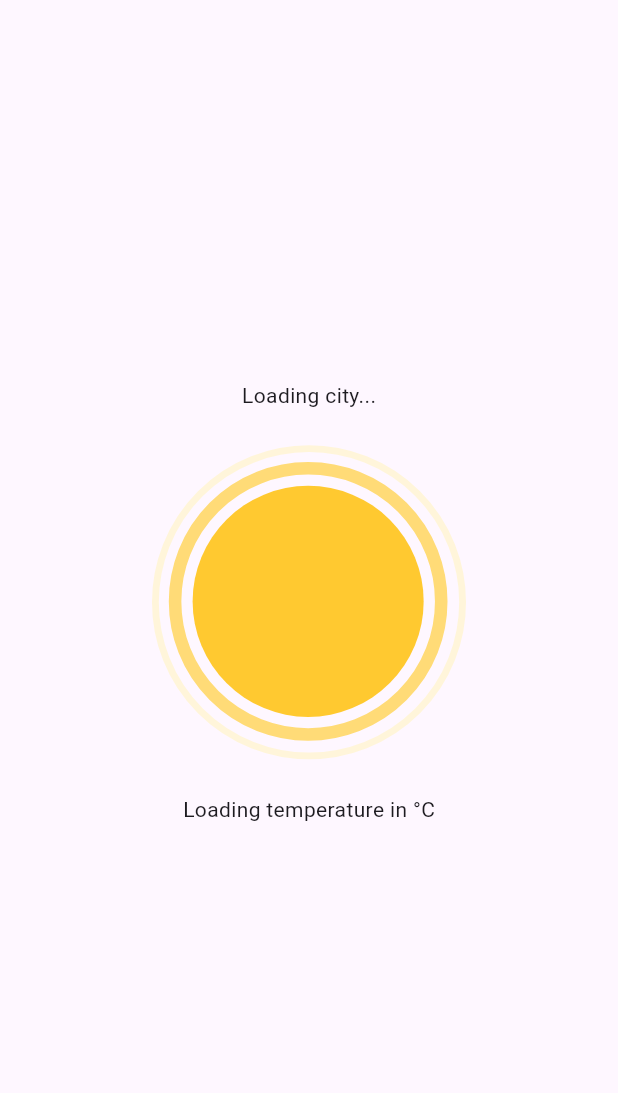
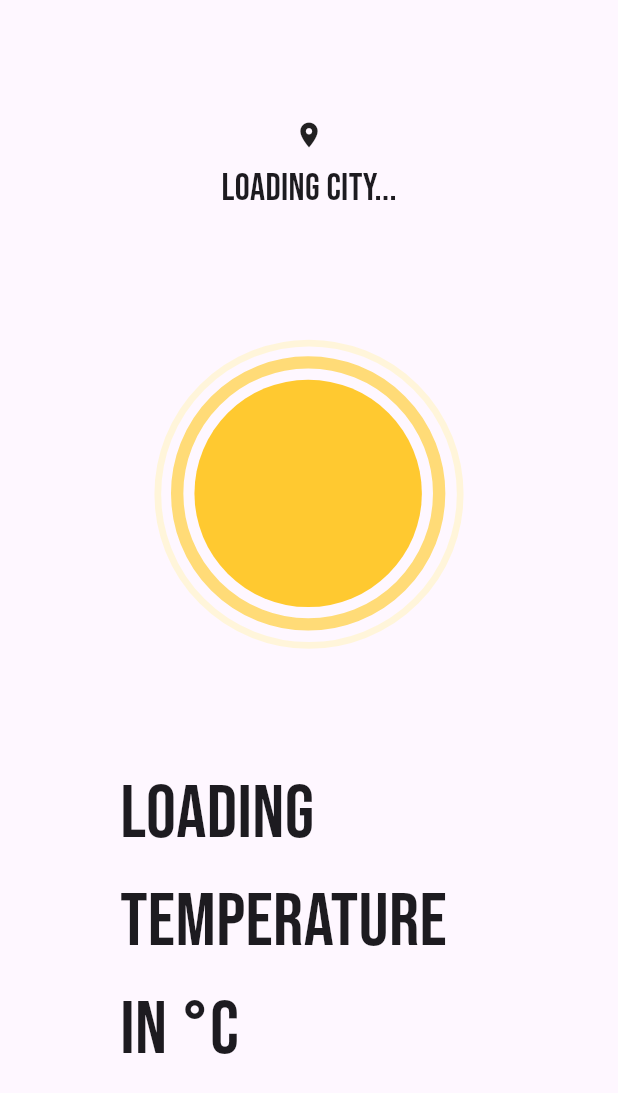
Before and after one commit to murilomonte/weather_app, a Flutter app: the screen it shows after launch, on a phone screen of 412 x 824 dp. Shown: the top 1093 px of the screen. Run offline on Flutter 3.47's test engine with Material 3 defaults, Android fonts, the phone set to English and light mode, and no system bars; our stand-ins replace geocoding, geolocator, google_fonts, lottie.

Commit message:
feat: UI aprimorada

```diff
--- a/lib/pages/weather_page.dart
+++ b/lib/pages/weather_page.dart
@@ -3,6 +3,7 @@ import 'package:lottie/lottie.dart';
 import 'package:weather_app/service/weather_service.dart';
 import '../models/weather_model.dart';
 import 'dart:developer';
+import 'package:google_fonts/google_fonts.dart';
 
 class WeatherPage extends StatefulWidget {
   const WeatherPage({super.key});
@@ -70,22 +71,47 @@ class _WeatherPageState extends State<WeatherPage> {
   @override
   Widget build(BuildContext context) {
     return Scaffold(
-      body: Center(
+      body: SafeArea(
+        minimum: EdgeInsets.all(80), // Padding
+        child: Center(
           child: Column(
-          mainAxisAlignment: MainAxisAlignment.center,
+            mainAxisAlignment: MainAxisAlignment.spaceBetween,
             children: [
               // City Name
-            Text(_weather?.cityName ?? "Loading city..."),
+              Column(
+                children: [
+                  Icon(
+                    Icons.place,
+                    size: 20,
+                  ),
+                  Padding(
+                    padding: const EdgeInsets.all(8.0),
+                    child: Text(
+                      _weather?.cityName ?? "Loading city...",
+                      style: GoogleFonts.bebasNeue(
+                        fontSize: 25,
+                      ),
+                    ),
+                  ),
+                ],
+              ),
 
               // Animation
               Lottie.asset(getWeatherAnimation(_weather?.mainCondition)),
 
               // Temperature
-            Text('${_weather?.temperature.round() ?? 'Loading temperature in '}°C'),
-
+              Column(
+                children: [
+                  Text(
+                    '${_weather?.temperature.round() ?? 'Loading temperature in '}°C',
+                    style: GoogleFonts.bebasNeue(fontSize: 50),
+                  ),
                   // Weather condition
                   Text(_weather?.mainCondition ?? ""),
                 ],
+              ),
+            ],
+          ),
         ),
       ),
     );
--- a/pubspec.yaml
+++ b/pubspec.yaml
@@ -39,6 +39,7 @@ dependencies:
   geolocator: ^13.0.2
   geocoding: ^3.0.0
   lottie: ^3.1.3
+  google_fonts: ^6.2.1
 
 dev_dependencies:
   flutter_test:
```
Also changed, not shown: 4 other files. Lines whose indentation alone changed are shown as unchanged.
